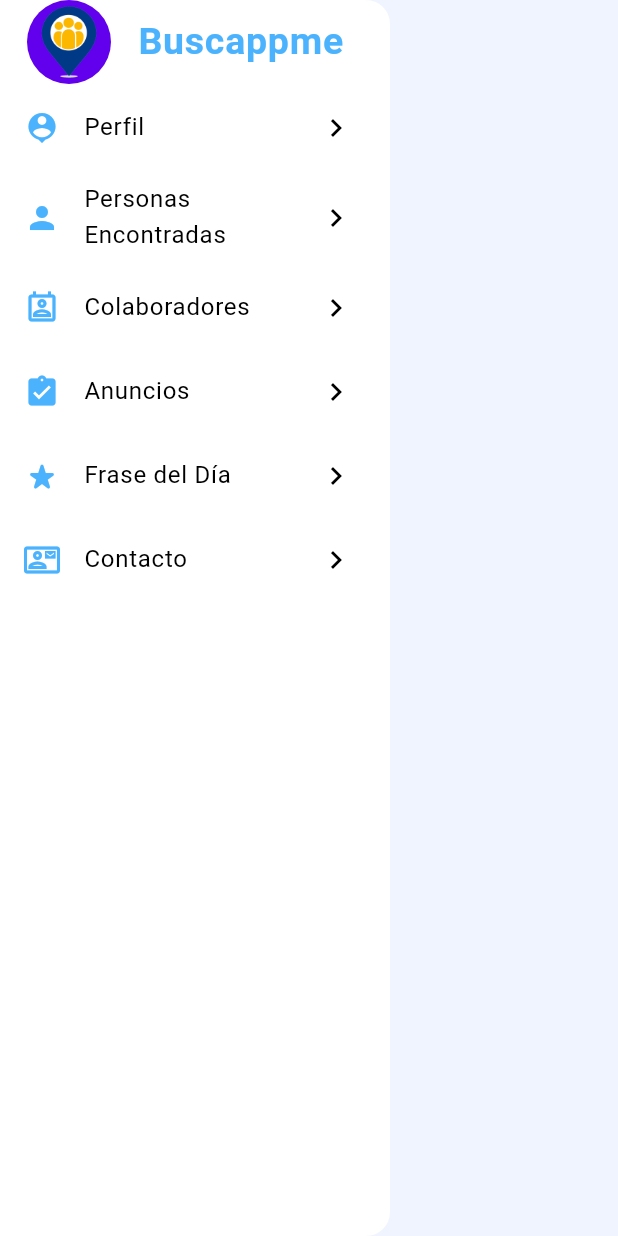
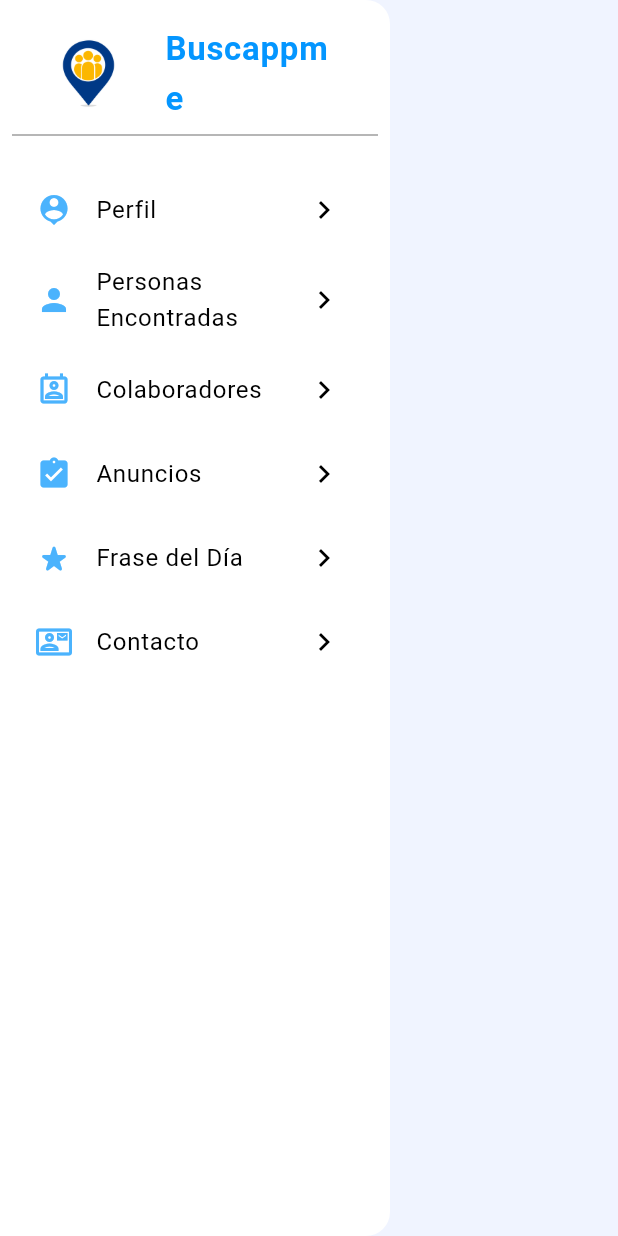
Before and after one commit to redlein/buscappme2, a Flutter app: the DrawerScreen widget shown alone on an empty page, opened directly, on a phone screen of 412 x 824 dp. Run offline on Flutter 3.47's test engine with Material 2 defaults, Android fonts, the phone set to English and light mode, and no system bars; our stand-ins replace flutter_secure_storage, font_awesome_flutter, geocoding, geolocator, google_fonts, google_maps_flutter and 7 more; missing offline and left inert: tiktoklikescroller; accounts and stored records are empty; network calls fail.

Commit message:
modificación del drawer

```diff
--- a/lib/screen/drawer/drawerp.dart
+++ b/lib/screen/drawer/drawerp.dart
@@ -91,26 +91,56 @@ class DrawerScreen extends StatelessWidget {
       child: SizedBox(
         width: 260,
         child: Drawer(
+          child: Padding(
+            padding: const EdgeInsets.all(8.0),
+            child: Container(
               child: ListView(
                 children: [
-              ListTile(
+                  Container(
+                    width: 100,
+                    height: 70,
+                    alignment: Alignment.center,
+                    decoration: BoxDecoration(
+                      shape: BoxShape.rectangle,
+                      color: ColorsPanel.cWhite.withOpacity(0.2),
+                      borderRadius: BorderRadius.circular(10),
+                    ),
+                    child: ListTile(
                       leading: SizedBox(
-                  child: CircleAvatar(
-                    radius: 30,
-                    backgroundImage: AssetImage('assets/logo.png'),
+                        height: 150,
+                        child: ClipRRect(
+                          borderRadius: BorderRadius.circular(30.0),
+                          child: Image.asset(
+                            'assets/logo.png',
+                            width: 70,
                           ),
                         ),
-                title: Text(
+                      ),
+                      title: SizedBox(
+                        child: Text(
                           'Buscappme',
+                          textAlign: TextAlign.justify,
                           style: TextStyle(
-                    color: ColorsPanel.cSkyBlue,
-                    fontSize: 25,
+                            color: ColorsPanel.cBlue,
+                            fontSize: 22,
                             fontWeight: FontWeight.bold,
                           ),
                         ),
                       ),
+                    ),
+                  ),
                   const SizedBox(
-                height: 1,
+                    height: 10,
+                  ),
+                  SizedBox(
+                    width: MediaQuery.of(context).size.width * 0.9,
+                    child: Divider(
+                      color: Colors.grey,
+                      height: 4,
+                    ),
+                  ),
+                  const SizedBox(
+                    height: 20,
                   ),
                   ...drawerMenuListname.map((sideMenuData) {
                     return ListTile(
@@ -167,7 +197,8 @@ class DrawerScreen extends StatelessWidget {
                         } else if (sideMenuData['action_id'] == 7) {
                           Navigator.of(context).push(
                             MaterialPageRoute(
-                          builder: (context) => const ListarBusquedasScreen(),
+                              builder: (context) =>
+                                  const ListarBusquedasScreen(),
                             ),
                           );
                         }
@@ -178,6 +209,8 @@ class DrawerScreen extends StatelessWidget {
               ),
             ),
           ),
+        ),
+      ),
     );
   }
 }
```
Lines whose indentation alone changed are shown as unchanged.
